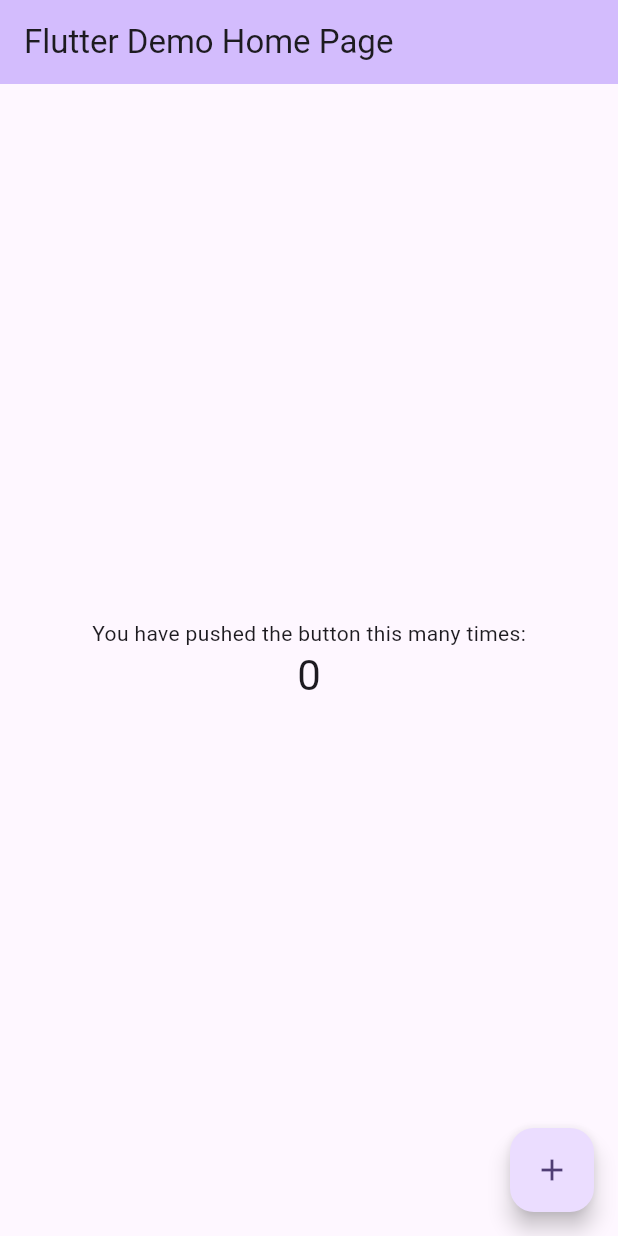
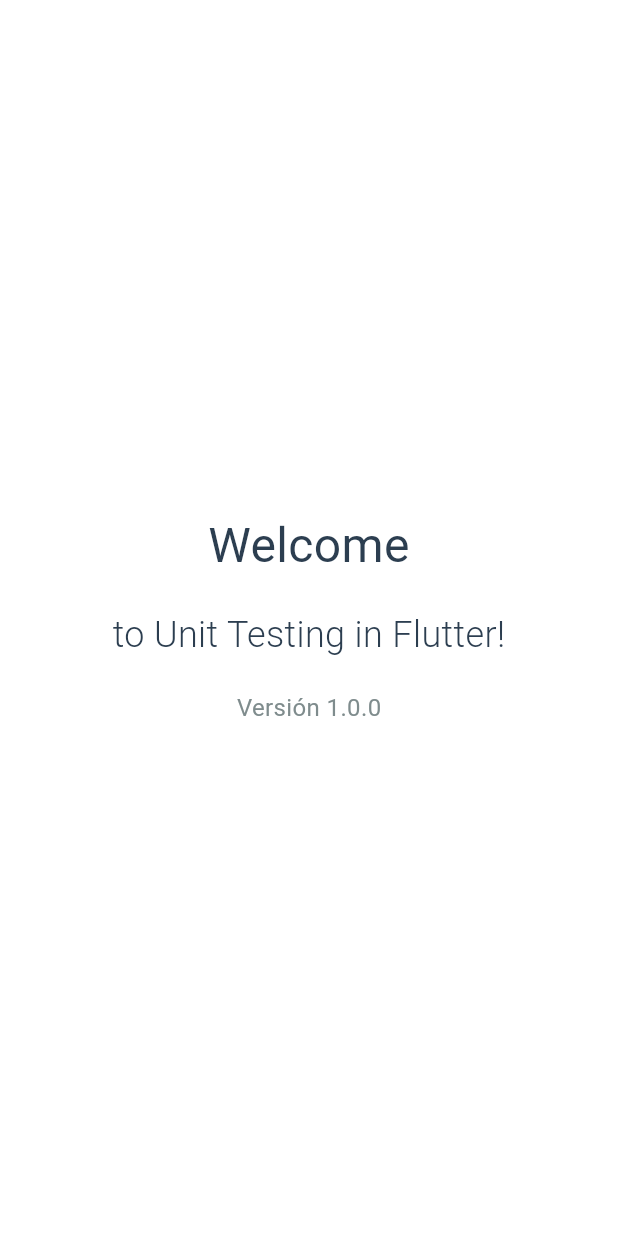
Before and after one commit to codebryanc/unit_test, a Flutter app: the screen it shows after launch, on a phone screen of 412 x 824 dp. Run offline on Flutter 3.47's test engine with Material 3 defaults, Android fonts, the phone set to English and light mode, and no system bars.

Commit message:
UI:MOB Start unit test prj

```diff
--- /dev/null
+++ b/lib/common/environment.dart
@@ -0,0 +1,6 @@
+class Environment {
+  static const String appName = 'Unit Testing Demo';
+  static const String welcomeTitle = 'Welcome';
+  static const String welcomeDescription = 'to Unit Testing in Flutter!';
+  static const String appVersion = '1.0.0';
+}
--- /dev/null
+++ b/lib/features/version/version_screen.dart
@@ -0,0 +1,53 @@
+import 'package:flutter/material.dart';
+import 'package:unit_test/common/environment.dart';
+
+class VersionScreen extends StatelessWidget {
+  const VersionScreen({super.key});
+
+  @override
+  Widget build(BuildContext context) {
+    return Material(
+      color: Colors.white,
+      child: SafeArea(
+        child: Padding(
+          padding: const EdgeInsets.symmetric(horizontal: 42.0),
+          child: Center(
+            child: Column(
+              mainAxisAlignment: MainAxisAlignment.center,
+              children: <Widget>[
+                Text(
+                  Environment.welcomeTitle,
+                  textAlign: TextAlign.center,
+                  style: const TextStyle(
+                    fontSize: 32,
+                    fontWeight: FontWeight.w400,
+                    color: Color(0xFF2C3E50),
+                  ),
+                ),
+                const SizedBox(height: 20),
+                Text(
+                  Environment.welcomeDescription,
+                  textAlign: TextAlign.center,
+                  style: const TextStyle(
+                    fontSize: 24,
+                    fontWeight: FontWeight.w300,
+                    color: Color(0xFF2C3E50),
+                  ),
+                ),
+                const SizedBox(height: 20),
+                Text(
+                  'Versión ${Environment.appVersion}',
+                  style: const TextStyle(
+                    fontSize: 16,
+                    color: Color(0xFF7F8C8D),
+                    fontWeight: FontWeight.w400,
+                  ),
+                ),
+              ],
+            ),
+          ),
+        ),
+      ),
+    );
+  }
+}
--- a/lib/main.dart
+++ b/lib/main.dart
@@ -1,4 +1,5 @@
 import 'package:flutter/material.dart';
+import 'package:unit_test/features/version/version_screen.dart';
 
 void main() {
   runApp(const MyApp());
@@ -7,116 +8,18 @@ void main() {
 class MyApp extends StatelessWidget {
   const MyApp({super.key});
 
-  // This widget is the root of your application.
   @override
   Widget build(BuildContext context) {
     return MaterialApp(
       title: 'Flutter Demo',
+      debugShowCheckedModeBanner: false,
       theme: ThemeData(
-        // This is the theme of your application.
-        //
-        // TRY THIS: Try running your application with "flutter run". You'll see
-        // the application has a purple toolbar. Then, without quitting the app,
-        // try changing the seedColor in the colorScheme below to Colors.green
-        // and then invoke "hot reload" (save your changes or press the "hot
-        // reload" button in a Flutter-supported IDE, or press "r" if you used
-        // the command line to start the app).
-        //
-        // Notice that the counter didn't reset back to zero; the application
-        // state is not lost during the reload. To reset the state, use hot
-        // restart instead.
-        //
-        // This works for code too, not just values: Most code changes can be
-        // tested with just a hot reload.
-        colorScheme: ColorScheme.fromSeed(seedColor: Colors.deepPurple),
+        scaffoldBackgroundColor: Colors.white,
+        colorScheme: ColorScheme.fromSeed(seedColor: Colors.grey),
+        highlightColor: Colors.transparent,
+        splashColor: Colors.transparent,
       ),
-      home: const MyHomePage(title: 'Flutter Demo Home Page'),
+      home: const VersionScreen(),
     );
   }
 }
-
-class MyHomePage extends StatefulWidget {
-  const MyHomePage({super.key, required this.title});
-
-  // This widget is the home page of your application. It is stateful, meaning
-  // that it has a State object (defined below) that contains fields that affect
-  // how it looks.
-
-  // This class is the configuration for the state. It holds the values (in this
-  // case the title) provided by the parent (in this case the App widget) and
-  // used by the build method of the State. Fields in a Widget subclass are
-  // always marked "final".
-
-  final String title;
-
-  @override
-  State<MyHomePage> createState() => _MyHomePageState();
-}
-
-class _MyHomePageState extends State<MyHomePage> {
-  int _counter = 0;
-
-  void _incrementCounter() {
-    setState(() {
-      // This call to setState tells the Flutter framework that something has
-      // changed in this State, which causes it to rerun the build method below
-      // so that the display can reflect the updated values. If we changed
-      // _counter without calling setState(), then the build method would not be
-      // called again, and so nothing would appear to happen.
-      _counter++;
-    });
-  }
-
-  @override
-  Widget build(BuildContext context) {
-    // This method is rerun every time setState is called, for instance as done
-    // by the _incrementCounter method above.
-    //
-    // The Flutter framework has been optimized to make rerunning build methods
-    // fast, so that you can just rebuild anything that needs updating rather
-    // than having to individually change instances of widgets.
-    return Scaffold(
-      appBar: AppBar(
-        // TRY THIS: Try changing the color here to a specific color (to
-        // Colors.amber, perhaps?) and trigger a hot reload to see the AppBar
-        // change color while the other colors stay the same.
-        backgroundColor: Theme.of(context).colorScheme.inversePrimary,
-        // Here we take the value from the MyHomePage object that was created by
-        // the App.build method, and use it to set our appbar title.
-        title: Text(widget.title),
-      ),
-      body: Center(
-        // Center is a layout widget. It takes a single child and positions it
-        // in the middle of the parent.
-        child: Column(
-          // Column is also a layout widget. It takes a list of children and
-          // arranges them vertically. By default, it sizes itself to fit its
-          // children horizontally, and tries to be as tall as its parent.
-          //
-          // Column has various properties to control how it sizes itself and
-          // how it positions its children. Here we use mainAxisAlignment to
-          // center the children vertically; the main axis here is the vertical
-          // axis because Columns are vertical (the cross axis would be
-          // horizontal).
-          //
-          // TRY THIS: Invoke "debug painting" (choose the "Toggle Debug Paint"
-          // action in the IDE, or press "p" in the console), to see the
-          // wireframe for each widget.
-          mainAxisAlignment: MainAxisAlignment.center,
-          children: <Widget>[
-            const Text('You have pushed the button this many times:'),
-            Text(
-              '$_counter',
-              style: Theme.of(context).textTheme.headlineMedium,
-            ),
-          ],
-        ),
-      ),
-      floatingActionButton: FloatingActionButton(
-        onPressed: _incrementCounter,
-        tooltip: 'Increment',
-        child: const Icon(Icons.add),
-      ), // This trailing comma makes auto-formatting nicer for build methods.
-    );
-  }
-}
```
Also changed, not shown: 6 other files.
